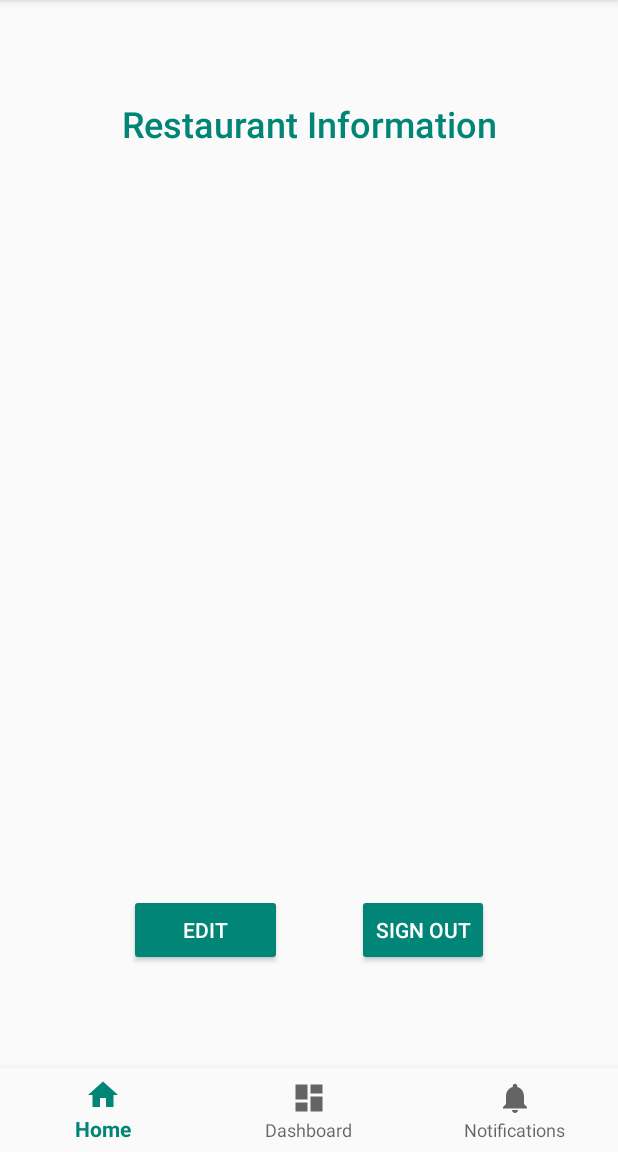
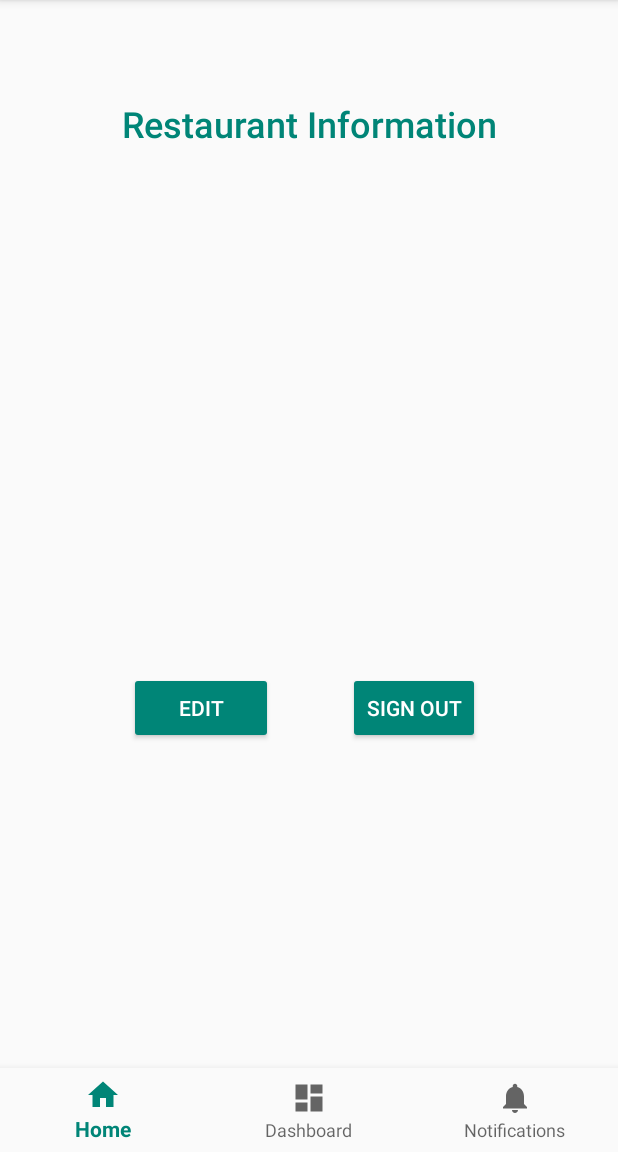
Before and after one commit to FangyingZhai/Homeplate_Kotlin, an Android app: the screen it shows after launch once a user with an empty profile is signed in (OwnerHomepageActivity), on a phone screen of 412 x 824 dp, the part 84-1236 px from its top. Run offline under Robolectric (Android 15) with nearby library versions, the phone set to English and light mode, and no system bars; our stand-ins replace Firebase (no records; nobody signed in at launch, a user with empty details on screens opened directly); 5 statements that could not run were skipped.

Commit message:
fixed minor ui issue

```diff
--- a/app/src/main/res/layout/fragment_info.xml
+++ b/app/src/main/res/layout/fragment_info.xml
@@ -19,7 +19,7 @@
             android:layout_marginTop="50dp"
             android:layout_height="30dp" app:layout_constraintTop_toTopOf="parent"
             android:textColor="@color/colorPrimary"/>
-    a
+
     <TextView
             android:id="@+id/resname"
             android:layout_width="0dp"
@@ -82,10 +82,11 @@
             android:layout_gravity="center"
             app:layout_constraintStart_toStartOf="parent"
             app:layout_constraintTop_toBottomOf="@+id/res_address"
-            android:layout_marginTop="220dp"
+            android:layout_marginTop="72dp"
             android:layout_marginEnd="50dp" app:layout_constraintEnd_toStartOf="@+id/signOutButton"
             android:textColor="@color/common_google_signin_btn_text_dark_default"
-            android:backgroundTint="@color/colorPrimary" android:layout_marginStart="70dp"/>
+            android:backgroundTint="@color/colorPrimary" android:layout_marginStart="70dp"
+            app:layout_constraintHorizontal_bias="1.0"/>
 
     <Button
             android:text="Sign Out"
@@ -94,8 +95,8 @@
             android:id="@+id/signOutButton"
             android:layout_gravity="right"
             app:layout_constraintTop_toBottomOf="@+id/res_address"
-            android:layout_marginTop="220dp"
-            android:layout_marginEnd="70dp"
+            android:layout_marginTop="72dp"
+            android:layout_marginEnd="76dp"
             app:layout_constraintEnd_toEndOf="parent" android:backgroundTint="@color/colorPrimary"
             android:textColor="@color/common_google_signin_btn_text_dark_default"/>
 
```
